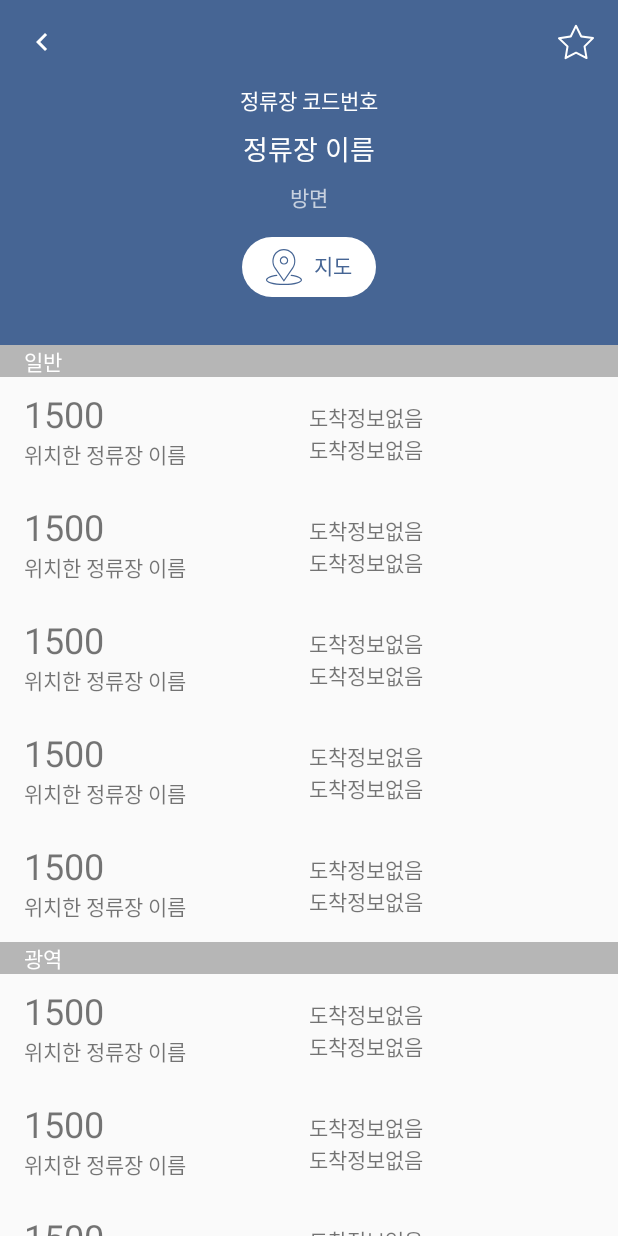
After one commit to Douncoding/BusNotifier, an Android app: the StationActivity screen opened directly, with no data from a screen before it, on a phone screen of 412 x 824 dp. The commit adds this screen. Run offline under Robolectric (Android 15) with nearby library versions, the phone set to English and light mode, and no system bars; our stand-ins replace ButterKnife.

Commit message:
정류장 버스 도착정보 화면 구현

```diff
--- a/app/src/main/AndroidManifest.xml
+++ b/app/src/main/AndroidManifest.xml
@@ -26,6 +26,9 @@
         <activity
             android:name=".activity.RouteActivity"
             android:theme="@style/AppTheme.NoActionBar" />
+        <activity
+            android:name=".activity.StationActivity"
+            android:theme="@style/AppTheme.NoActionBar"/>
     </application>
 
 </manifest>
--- a/app/src/main/java/com/douncoding/busnotifier/Navigator.java
+++ b/app/src/main/java/com/douncoding/busnotifier/Navigator.java
@@ -5,6 +5,7 @@ import android.content.Intent;
 
 import com.douncoding.busnotifier.activity.MapsActivity;
 import com.douncoding.busnotifier.activity.RouteActivity;
+import com.douncoding.busnotifier.activity.StationActivity;
 
 /**
  * 액티비티 간의 이동을 관리하는 클래스
@@ -26,4 +27,11 @@ public class Navigator {
             context.startActivity(intent);
         }
     }
+
+    public void navigateToStation(Context context) {
+        if (context != null) {
+            Intent intent = StationActivity.getCallingIntent(context);
+            context.startActivity(intent);
+        }
+    }
 }
--- /dev/null
+++ b/app/src/main/java/com/douncoding/busnotifier/activity/StationActivity.java
@@ -0,0 +1,26 @@
+package com.douncoding.busnotifier.activity;
+
+import android.content.Context;
+import android.content.Intent;
+import android.support.v7.app.AppCompatActivity;
+import android.os.Bundle;
+
+import com.douncoding.busnotifier.R;
+import com.douncoding.busnotifier.fragment.StationFragment;
+
+public class StationActivity extends BaseActivity {
+
+    public static Intent getCallingIntent(Context context) {
+       return new Intent(context, StationActivity.class);
+    }
+
+    @Override
+    protected void onCreate(Bundle savedInstanceState) {
+        super.onCreate(savedInstanceState);
+        setContentView(R.layout.activity_station);
+
+        if (savedInstanceState == null) {
+            addFragment(R.id.fragment_container, new StationFragment());
+        }
+    }
+}
--- a/app/src/main/java/com/douncoding/busnotifier/fragment/MainFragment.java
+++ b/app/src/main/java/com/douncoding/busnotifier/fragment/MainFragment.java
@@ -54,7 +54,7 @@ public class MainFragment extends BaseFragment {
             @Override
             public void onContainerClick(View view) {
                 BaseActivity baseActivity = (BaseActivity)getActivity();
-                baseActivity.mNavigator.navigateToMaps(baseActivity);
+                baseActivity.mNavigator.navigateToStation(baseActivity);
             }
         });
 
--- /dev/null
+++ b/app/src/main/java/com/douncoding/busnotifier/fragment/StationFragment.java
@@ -0,0 +1,70 @@
+package com.douncoding.busnotifier.fragment;
+
+import android.content.pm.ProviderInfo;
+import android.os.Bundle;
+import android.support.annotation.Nullable;
+import android.view.LayoutInflater;
+import android.view.View;
+import android.view.ViewGroup;
+
+import com.douncoding.busnotifier.R;
+import com.douncoding.busnotifier.view.StationArriveView;
+
+import java.util.HashMap;
+
+import butterknife.BindView;
+import butterknife.ButterKnife;
+
+/**
+ *
+ */
+public class StationFragment extends BaseFragment {
+
+    @BindView(R.id.content_container) ViewGroup mRootContainer;
+
+    HashMap<String, StationArriveView> mArriveInfo = new HashMap<>();
+
+    private void test() {
+        StationArriveView arriveView1 = new StationArriveView(getActivity());
+        arriveView1.setRouteTypeName("일반");
+        mArriveInfo.put("일반", arriveView1);
+
+        StationArriveView arriveView2 = new StationArriveView(getActivity());
+        arriveView2.setRouteTypeName("광역");
+        mArriveInfo.put("광역", arriveView2);
+
+        StationArriveView arriveView3 = new StationArriveView(getActivity());
+        arriveView3.setRouteTypeName("시내");
+        mArriveInfo.put("시내", arriveView3);
+
+        mRootContainer.addView(arriveView1);
+        mRootContainer.addView(arriveView2);
+        mRootContainer.addView(arriveView3);
+    }
+
+    @Nullable
+    @Override
+    public View onCreateView(LayoutInflater inflater, ViewGroup container, Bundle savedInstanceState) {
+        View view = inflater.inflate(R.layout.fragment_station, container, false);
+        ButterKnife.bind(this, view);
+
+        test();
+
+        return view;
+    }
+
+    @Override
+    public void onResume() {
+        super.onResume();
+    }
+
+    @Override
+    public void onPause() {
+        super.onPause();
+    }
+
+    @Override
+    public void onDestroyView() {
+        super.onDestroyView();
+    }
+}
--- /dev/null
+++ b/app/src/main/java/com/douncoding/busnotifier/view/StationArriveView.java
@@ -0,0 +1,114 @@
+package com.douncoding.busnotifier.view;
+
+import android.content.Context;
+import android.support.v7.widget.LinearLayoutManager;
+import android.support.v7.widget.RecyclerView;
+import android.util.AttributeSet;
+import android.view.LayoutInflater;
+import android.view.View;
+import android.view.ViewGroup;
+import android.widget.RelativeLayout;
+import android.widget.TextView;
+
+import com.douncoding.busnotifier.R;
+import com.douncoding.busnotifier.data.Route;
+
+import java.util.ArrayList;
+
+/**
+ * 정류장 도착예정 버스 목록 뷰
+ * - 버스의 타입 별 구분
+ * - 따라서, 버스타입 클래스에 종속적
+ */
+public class StationArriveView extends RelativeLayout {
+
+    TextView mRouteTypeText;
+    RecyclerView mRouteListView;
+    RecyclerView.LayoutManager mLayoutManager;
+    RouteArriveAdapter mAdapter;
+
+    ArrayList<Route> mRouteList = new ArrayList<>();
+
+    public StationArriveView(Context context) {
+        super(context);
+        init();
+    }
+
+    public StationArriveView(Context context, AttributeSet attrs) {
+        super(context, attrs);
+        init();
+    }
+
+    private void init() {
+        inflate(getContext(), R.layout.view_station_arrive, this);
+        mRouteTypeText = (TextView)findViewById(R.id.route_type_txt);
+        mRouteListView = (RecyclerView)findViewById(R.id.route_list);
+
+        mLayoutManager = new LinearLayoutManager(getContext());
+        mAdapter = new RouteArriveAdapter();
+        mRouteListView.setLayoutManager(mLayoutManager);
+        mRouteListView.setAdapter(mAdapter);
+
+        test();
+    }
+
+    private void test() {
+        for (int i = 0; i < 5; i++) {
+            Route route = new Route();
+            route.setRouteNumber("1500");
+            mRouteList.add(route);
+        }
+        mAdapter.notifyDataSetChanged();
+    }
+
+    public void setRouteTypeName(String type) {
+        if (type != null) {
+            mRouteTypeText.setText(type);
+        }
+    }
+
+    class RouteArriveAdapter extends RecyclerView.Adapter<RouteArriveAdapter.DataHolder> {
+
+        class DataHolder extends RecyclerView.ViewHolder implements View.OnClickListener {
+            TextView mRouteNumberText;
+            TextView mStationNameText;
+            TextView mFirstArriveText;
+            TextView mSecondArriveText;
+
+            public DataHolder(View itemView) {
+                super(itemView);
+
+                mStationNameText = (TextView)itemView.findViewById(R.id.station_name_txt);
+                mRouteNumberText = (TextView)itemView.findViewById(R.id.route_number_txt);
+                mFirstArriveText = (TextView)itemView.findViewById(R.id.first_arrive_txt);
+                mSecondArriveText = (TextView)itemView.findViewById(R.id.second_arrive_txt);
+            }
+
+            @Override
+            public void onClick(View view) {
+
+            }
+        }
+
+        @Override
+        public DataHolder onCreateViewHolder(ViewGroup parent, int viewType) {
+            View view = LayoutInflater.from(parent.getContext())
+                    .inflate(R.layout.view_station_arrive_list_item, parent, false);
+            return new DataHolder(view);
+        }
+
+        @Override
+        public void onBindViewHolder(DataHolder holder, int position) {
+            Route route = mRouteList.get(position);
+
+            if (route != null) {
+                holder.mRouteNumberText.setText(route.getRouteNumber());
+            }
+        }
+
+        @Override
+        public int getItemCount() {
+            return mRouteList.size();
+        }
+    }
+}
--- a/app/src/main/java/com/douncoding/busnotifier/view/StationView.java
+++ /dev/null
@@ -1,28 +0,0 @@
-package com.douncoding.busnotifier.view;
-
-import android.content.Context;
-import android.util.AttributeSet;
-import android.widget.RelativeLayout;
-
-/**
- * 정류장 세부정보 화면
- * 1. 경유 버스정보 확인
- */
-public class StationView extends RelativeLayout {
-
-    public StationView(Context context) {
-        super(context);
-        init();
-    }
-
-    public StationView(Context context, AttributeSet attrs) {
-        super(context, attrs);
-        init();
-    }
-
-    private void init() {
-        //inflate(getContext(), , this);
-    }
-
-
-}
--- /dev/null
+++ b/app/src/main/res/layout/activity_station.xml
@@ -0,0 +1,78 @@
+<?xml version="1.0" encoding="utf-8"?>
+<android.support.design.widget.CoordinatorLayout xmlns:android="http://schemas.android.com/apk/res/android"
+    xmlns:app="http://schemas.android.com/apk/res-auto"
+    xmlns:tools="http://schemas.android.com/tools"
+    android:layout_width="match_parent"
+    android:layout_height="match_parent"
+    android:fitsSystemWindows="true"
+    tools:context=".activity.RouteActivity">
+
+    <android.support.design.widget.AppBarLayout
+        android:layout_width="match_parent"
+        android:layout_height="wrap_content"
+        android:fitsSystemWindows="true"
+        android:theme="@style/AppTheme.AppBarOverlay">
+
+        <android.support.design.widget.CollapsingToolbarLayout
+            android:layout_width="match_parent"
+            android:layout_height="match_parent"
+            android:fitsSystemWindows="true"
+            app:contentScrim="?attr/colorPrimary"
+            app:expandedTitleMarginStart="64dp"
+            app:expandedTitleMarginEnd="48dp"
+            app:layout_scrollFlags="scroll|exitUntilCollapsed">
+
+            <include
+                layout="@layout/header_station"
+                app:layout_collapseMode="parallax"/>
+
+            <android.support.v7.widget.Toolbar
+                android:id="@+id/toolbar"
+                android:layout_width="match_parent"
+                android:layout_height="?attr/actionBarSize"
+                android:background="@android:color/transparent"
+                app:layout_collapseMode="pin">
+
+                <RelativeLayout
+                    android:layout_width="match_parent"
+                    android:layout_height="wrap_content"
+                    android:layout_marginStart="16dp"
+                    android:layout_marginEnd="16dp">
+                    <ImageView
+                        android:id="@+id/back_btn"
+                        android:layout_width="wrap_content"
+                        android:layout_height="wrap_content"
+                        android:scaleType="centerCrop"
+                        android:tint="@color/white"
+                        android:src="@drawable/ic_chevron_left_black_24dp"/>
+
+                    <TextView
+                        android:id="@+id/route_txt"
+                        android:layout_width="wrap_content"
+                        android:layout_height="wrap_content" />
+
+                    <ImageView
+                        android:id="@+id/bookmark_btn"
+                        android:layout_width="wrap_content"
+                        android:layout_height="wrap_content"
+                        android:layout_alignParentEnd="true"
+                        android:tint="@color/white"
+                        android:src="@drawable/ic_star_line_24dp"/>
+                </RelativeLayout>
+            </android.support.v7.widget.Toolbar>
+        </android.support.design.widget.CollapsingToolbarLayout>
+    </android.support.design.widget.AppBarLayout>
+
+    <FrameLayout
+        android:id="@+id/fragment_container"
+        android:layout_width="match_parent"
+        android:layout_height="match_parent"
+        app:layout_behavior="@string/appbar_scrolling_view_behavior"/>
+
+    <!--<com.douncoding.busnotifier.view.StationRouteView-->
+        <!--android:id="@+id/station_route_view"-->
+        <!--android:layout_width="match_parent"-->
+        <!--android:layout_height="match_parent"-->
+        <!--app:layout_behavior="@string/appbar_scrolling_view_behavior"/>-->
+
+</android.support.design.widget.CoordinatorLayout>
--- /dev/null
+++ b/app/src/main/res/layout/fragment_station.xml
@@ -0,0 +1,12 @@
+<?xml version="1.0" encoding="utf-8"?>
+<android.support.v4.widget.NestedScrollView xmlns:android="http://schemas.android.com/apk/res/android"
+    android:layout_width="match_parent"
+    android:layout_height="match_parent">
+
+    <LinearLayout
+        android:id="@+id/content_container"
+        android:layout_width="match_parent"
+        android:layout_height="wrap_content"
+        android:orientation="vertical"/>
+
+</android.support.v4.widget.NestedScrollView>
--- /dev/null
+++ b/app/src/main/res/layout/header_station.xml
@@ -0,0 +1,71 @@
+<?xml version="1.0" encoding="utf-8"?>
+<RelativeLayout xmlns:android="http://schemas.android.com/apk/res/android"
+    android:layout_width="match_parent"
+    android:layout_height="match_parent"
+    android:background="@color/colorPrimary"
+    android:layout_marginTop="?attr/actionBarSize"
+    android:layout_marginBottom="16dp">
+
+    <TextView
+        android:id="@+id/station_code_txt"
+        android:layout_width="wrap_content"
+        android:layout_height="wrap_content"
+        android:layout_centerHorizontal="true"
+        android:textColor="@color/white"
+        android:text="정류장 코드번호"/>
+
+    <TextView
+        android:id="@+id/station_name_txt"
+        android:layout_width="wrap_content"
+        android:layout_height="wrap_content"
+        android:layout_below="@id/station_code_txt"
+        android:layout_centerHorizontal="true"
+        android:layout_marginTop="8dp"
+        android:layout_marginBottom="8dp"
+        android:textColor="@color/white"
+        android:textSize="18sp"
+        android:text="정류장 이름"/>
+
+    <TextView
+        android:id="@+id/station_dir_txt"
+        android:layout_width="wrap_content"
+        android:layout_height="wrap_content"
+        android:layout_below="@id/station_name_txt"
+        android:layout_centerHorizontal="true"
+        android:text="방면"/>
+
+    <LinearLayout
+        android:layout_width="wrap_content"
+        android:layout_height="wrap_content"
+        android:orientation="horizontal"
+        android:layout_centerHorizontal="true"
+        android:layout_marginTop="16dp"
+        android:layout_marginBottom="16dp"
+        android:layout_below="@id/station_dir_txt">
+
+        <LinearLayout
+            android:id="@+id/maps_btn"
+            android:layout_width="wrap_content"
+            android:layout_height="wrap_content"
+            android:paddingStart="16dp"
+            android:paddingEnd="16dp"
+            android:paddingTop="8dp"
+            android:paddingBottom="8dp"
+            android:layout_marginStart="16dp"
+            android:layout_marginEnd="16dp"
+            android:background="@drawable/rounded_background_30">
+
+            <ImageView
+                android:layout_width="wrap_content"
+                android:layout_height="wrap_content"
+                android:tint="@color/colorPrimary"
+                android:src="@drawable/ic_placeholder_line"/>
+            <TextView
+                android:layout_width="wrap_content"
+                android:layout_height="wrap_content"
+                android:layout_marginStart="8dp"
+                android:textColor="@color/colorPrimary"
+                android:text="지도"/>
+        </LinearLayout>
+    </LinearLayout>
+</RelativeLayout>
--- /dev/null
+++ b/app/src/main/res/layout/view_station_arrive.xml
@@ -0,0 +1,30 @@
+<?xml version="1.0" encoding="utf-8"?>
+<RelativeLayout xmlns:android="http://schemas.android.com/apk/res/android"
+    xmlns:tools="http://schemas.android.com/tools"
+    android:orientation="vertical" android:layout_width="match_parent"
+    android:layout_height="match_parent">
+
+    <LinearLayout
+        android:id="@+id/header_container"
+        android:layout_width="match_parent"
+        android:layout_height="wrap_content"
+        android:orientation="horizontal"
+        android:background="@color/divider">
+        <TextView
+            android:id="@+id/route_type_txt"
+            android:layout_width="match_parent"
+            android:layout_height="wrap_content"
+            android:layout_marginStart="16dp"
+            android:layout_marginEnd="16dp"
+            android:textColor="@color/white"
+            android:text="노선 종류"/>
+    </LinearLayout>
+
+    <android.support.v7.widget.RecyclerView
+        android:id="@+id/route_list"
+        android:layout_width="match_parent"
+        android:layout_height="wrap_content"
+        android:layout_below="@id/header_container"
+        tools:listitem="@layout/view_station_arrive_list_item"/>
+
+</RelativeLayout>
--- /dev/null
+++ b/app/src/main/res/layout/view_station_arrive_list_item.xml
@@ -0,0 +1,52 @@
+<?xml version="1.0" encoding="utf-8"?>
+<LinearLayout xmlns:android="http://schemas.android.com/apk/res/android"
+    android:layout_width="match_parent"
+    android:layout_height="75dp"
+    android:paddingStart="16dp"
+    android:paddingEnd="16dp"
+    android:paddingTop="8dp"
+    android:paddingBottom="8dp">
+
+    <LinearLayout
+        android:layout_width="0dp"
+        android:layout_height="match_parent"
+        android:orientation="vertical"
+        android:layout_weight="1"
+        android:gravity="center_vertical">
+
+        <TextView
+            android:id="@+id/route_number_txt"
+            android:layout_width="match_parent"
+            android:layout_height="wrap_content"
+            android:textSize="24sp"
+            android:text="노선번호"/>
+
+        <TextView
+            android:id="@+id/station_name_txt"
+            android:layout_width="match_parent"
+            android:layout_height="match_parent"
+            android:text="위치한 정류장 이름"/>
+
+    </LinearLayout>
+
+    <LinearLayout
+        android:layout_width="0dp"
+        android:layout_height="match_parent"
+        android:orientation="vertical"
+        android:layout_weight="1"
+        android:gravity="center_vertical">
+
+        <TextView
+            android:id="@+id/first_arrive_txt"
+            android:layout_width="match_parent"
+            android:layout_height="wrap_content"
+            android:text="도착정보없음"/>
+
+        <TextView
+            android:id="@+id/second_arrive_txt"
+            android:layout_width="match_parent"
+            android:layout_height="wrap_content"
+            android:text="도착정보없음"/>
+    </LinearLayout>
+
+</LinearLayout>
```
